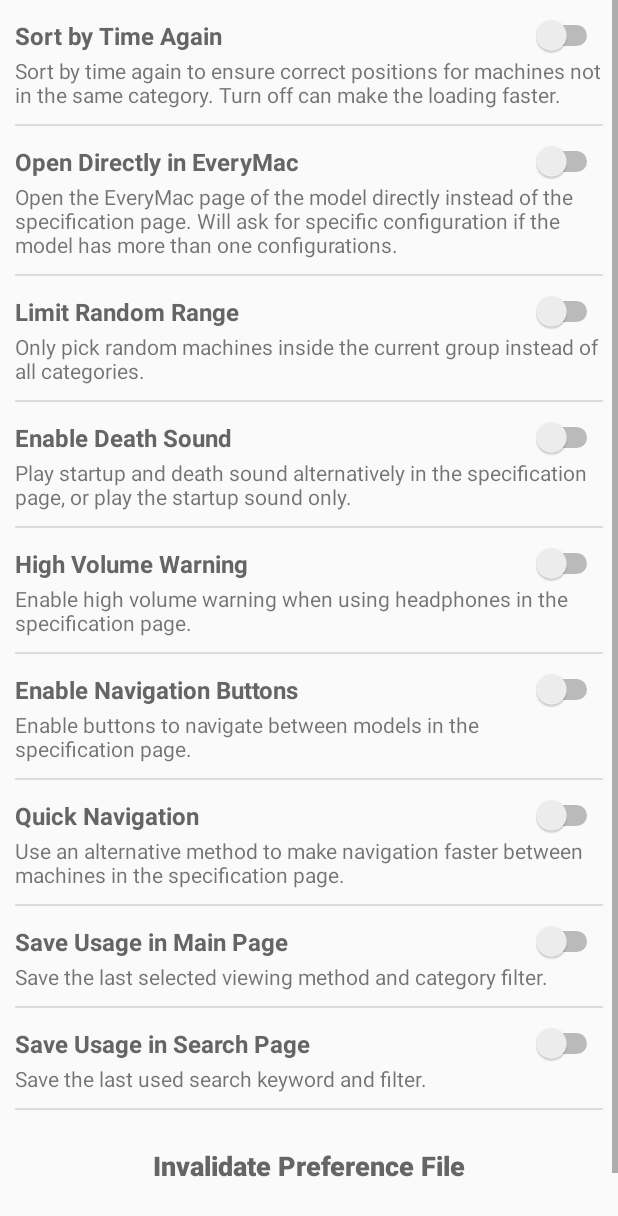
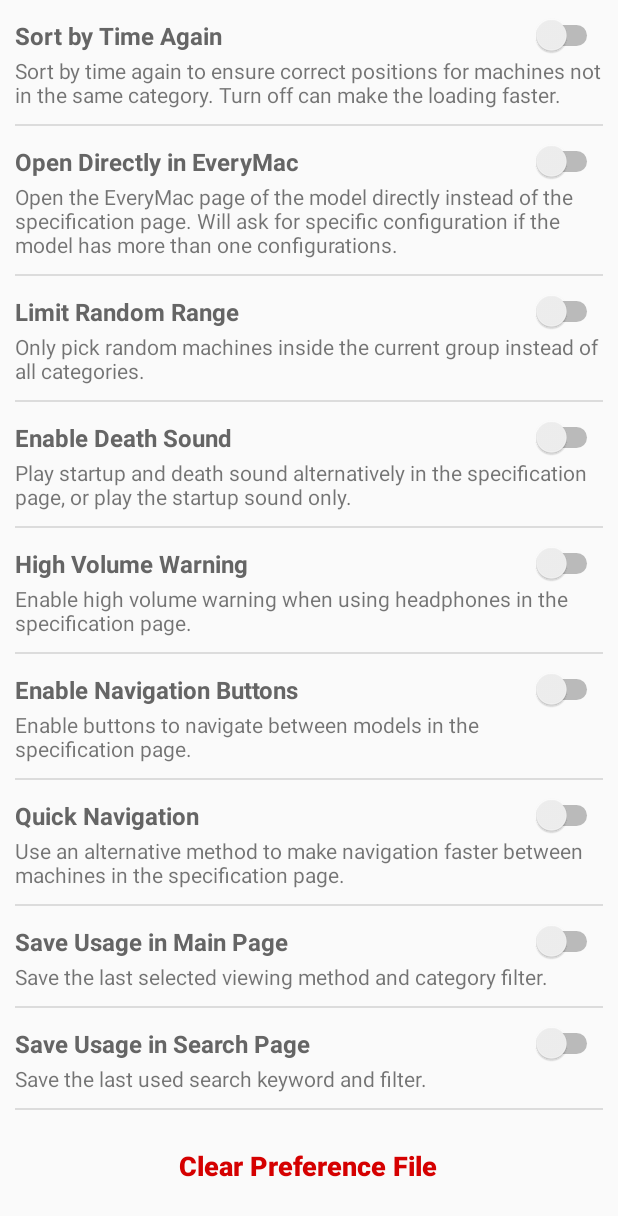
Before and after one commit to paizhangpi/MacIndex, an Android app: the layout activity_settings_about.xml on its own in the app's theme, with its tools: preview values and no code run, on a phone screen of 412 x 824 dp. Shown: the top 1216 px of the screen. Run offline under Robolectric (Android 15) with nearby library versions, the phone set to English and light mode, and no system bars.

Commit message:
Removed prefs invalidate. Further search logic improvement. 4.6.1

```diff
--- a/app/build.gradle
+++ b/app/build.gradle
@@ -8,7 +8,7 @@ android {
         minSdkVersion 23
         targetSdkVersion 30
         versionCode 16
-        versionName "4.6.0"
+        versionName "4.6.1"
         testInstrumentationRunner "androidx.test.runner.AndroidJUnitRunner"
     }
     buildTypes {
--- a/app/src/main/java/com/macindex/macindex/ExceptionHelper.java
+++ b/app/src/main/java/com/macindex/macindex/ExceptionHelper.java
@@ -51,7 +51,7 @@ class ExceptionHelper {
         exceptionDialog.setMessage(R.string.error_information);
         exceptionDialog.setCancelable(false);
         exceptionDialog.setPositiveButton(R.string.error_dismiss, (dialogInterface, i) -> {
-            PrefsHelper.invalidatePrefs(thisContext);
+            System.exit(0);
         });
         exceptionDialog.setNegativeButton(R.string.error_copy_button, (dialogInterface, i) -> {
         });
--- a/app/src/main/res/layout/activity_settings_about.xml
+++ b/app/src/main/res/layout/activity_settings_about.xml
@@ -392,17 +392,6 @@
                 android:orientation="vertical">
 
                 <Button
-                    android:id="@+id/buttonInvalidate"
-                    style="?android:attr/buttonBarButtonStyle"
-                    android:layout_width="250dp"
-                    android:layout_height="wrap_content"
-                    android:text="@string/setting_invalidate"
-                    android:textAllCaps="false"
-                    android:textColor="@color/colorAccent"
-                    android:textSize="18sp"
-                    android:textStyle="bold" />
-
-                <Button
                     android:id="@+id/buttonDefaults"
                     style="?android:attr/buttonBarButtonStyle"
                     android:layout_width="250dp"
--- a/app/src/main/res/values/strings.xml
+++ b/app/src/main/res/values/strings.xml
@@ -8,7 +8,6 @@
     <string name="information_first_lunch_title">Welcome to MacIndex</string>
     <string name="information_first_lunch">Antique to advanced, history in your hand. Thanks for installing MacIndex. Open the drawer to access more.</string>
     <string name="information_new_major_version_title">MacIndex Update</string>
-    <string name="information_new_major_version">Sorry, a preference file invalidate is necessary after a major update. Your usage record parameters that mainly used by the program will be cleared, but your preferences will be kept. After you confirm, MacIndex will quit. Then you can use it normally.</string>
     <string name="setting_sort">Sort by Time Again</string>
     <string name="setting_sort_description">Sort by time again to ensure correct positions for machines not in the same category. Turn off can make the loading faster.</string>
     <string name="setting_everymac">Open Directly in EveryMac</string>
@@ -30,10 +29,8 @@
     <string name="setting_save_main_description">Save the last selected viewing method and category filter.</string>
     <string name="setting_save_search">Save Usage in Search Page</string>
     <string name="setting_save_search_description">Save the last used search keyword and filter.</string>
-    <string name="setting_invalidate">Invalidate Preference File</string>
     <string name="setting_defaults">Clear Preference File</string>
     <string name="setting_defaults_warning_title">Warning</string>
-    <string name="setting_invalidate_warning_content">Your usage record parameters that mainly used by the program will be cleared, but your preferences will be kept. After you confirm, MacIndex will quit. This is helpful for troubleshooting, but cannot be undone.</string>
     <string name="setting_defaults_warning_content">Your saved preference file will be completely cleared, including your usage records and preferences. After you confirm, MacIndex will quit. This is helpful for troubleshooting, but cannot be undone.</string>
     <string name="setting_defaults_cleared">Operation completed.</string>
     <string name="about_information">MacIndex is a non-profit, and open source software that dedicated to educational and informational purposes. The main contributors are paizhang, Victor Jiao, and Mation Wang, 2019, 2020, 2021. The logo was designed by Mation Wang, other use is prohibited unless the permission was granted. Please abide the open source licence.\n\nMachine information, images, and sounds are collected online, mainly from Mactracker, EveryMac, and Wikipedia. No copyrighted information is used, but if you have any questions, please contact the developer immediately. Apple Macintosh names, Intel names, and logos are registered trademarks.\n\nMacIndex does not guarantee that all content of the software is completely accurate, and does not guarantee its reliability. All consequences caused by the use of the software shall be borne by the user.\n\nPlease report error and give feedback to the developer. You can access more information including contact information, and get helps and updates on the Official Website (https://MacIndex.paizhang.info/v/English/).</string>
@@ -123,7 +120,7 @@
     <string name="link_message">More than one configurations were found for this model. Please make a selection then confirm.</string>
     <string name="link_not_available">Due to sale region or special purpose, this model is not available in EveryMac</string>
     <string name="error">Sorry, an error occurred</string>
-    <string name="error_information">Please report the bug to the developer. MacIndex will quit, and perform a preference file invalidate. Your usage record parameters that mainly used by the program will be cleared, but your preferences will be kept. Please refer to the Official Website for more information.</string>
+    <string name="error_information">MacIndex will quit. Please report the bug to the developer. Please refer to the Official Website for more information.</string>
     <string name="error_copy_button">Copy Information</string>
     <string name="error_copy_information">Information copied</string>
     <string name="error_dismiss">Dismiss</string>
```
Also changed, not shown: app/src/main/java/com/macindex/macindex/MainActivity.java (+0 -16 lines), app/src/main/java/com/macindex/macindex/PrefsHelper.java (+7 -11 lines), app/src/main/java/com/macindex/macindex/SearchActivity.java (+19 -18 lines), app/src/main/java/com/macindex/macindex/SettingsAboutActivity.java (+0 -15 lines), 1 other file.
